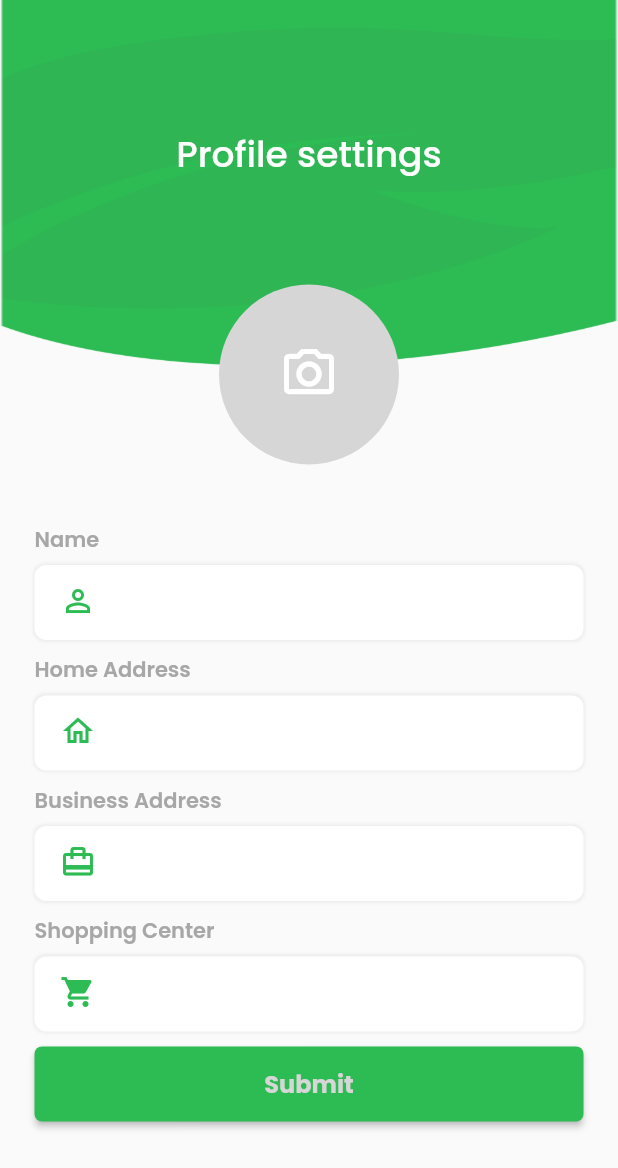
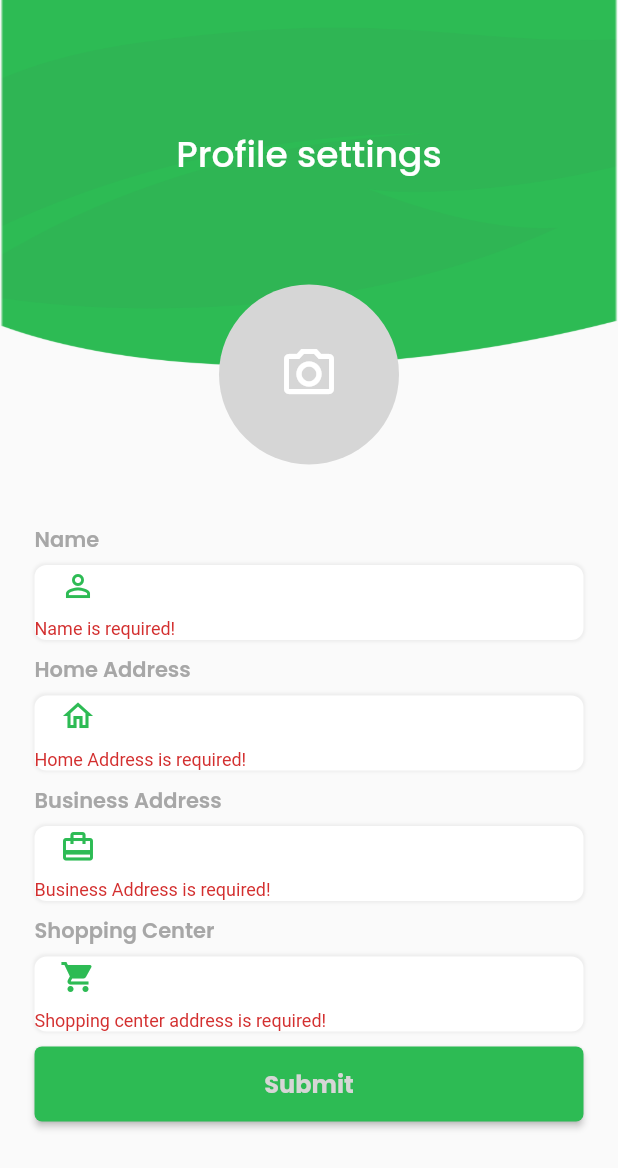
Before and after one commit to ZainMughal329/Green-Taxi-, a Flutter app: the ProfileScreen screen opened by its route, after a tap on "Submit", on a phone screen of 412 x 824 dp. Shown: the top 1168 px of the screen. Run offline on Flutter 3.47's test engine with Material 2 defaults, Android fonts, the phone set to English and light mode, and no system bars; our stand-ins replace cloud_firestore, firebase_auth, firebase_core, firebase_storage, flutter_screenutil, flutter_svg and 4 more; missing offline and left inert: fl_country_code_picker; accounts and stored records are empty.

Commit message:
Do form validation.

```diff
--- a/lib/screens/profile/controller.dart
+++ b/lib/screens/profile/controller.dart
@@ -81,7 +81,7 @@ class ProfileController extends GetxController {
     );
   }
 
-  uploadImage(File image) async {
+  uploadImage(File img) async {
     String userProfileImage = '';
     firebase_storage.Reference storageRef = firebase_storage
         .FirebaseStorage.instance
@@ -96,29 +96,6 @@ class ProfileController extends GetxController {
       print('Download url is : ' + value.toString());
     });
     return userProfileImage;
-  }
-  storeUserInfo(String name,String home ,String business,String shop) async {
-    print('object');
-    setLoading(true);
-    String url = await uploadImage(File(image!.path).absolute);
-    print('url is : ' + url.toString());
-    String uid = FirebaseAuth.instance.currentUser!.uid.toString();
-    print('object11');
-    FirebaseFirestore.instance.collection('users').doc(uid).set({
-      'image': url,
-      'name': state.nameController.value.text,
-      'home_address': state.homeController.value.text,
-      'business_address': state.businessController.value.text,
-      'shopping_address': state.shopController.value.text,
-    }).then((value) {
-      print('object1122');
-      state.nameController.value.clear();
-      state.businessController.value.clear();
-      state.homeController.value.clear();
-      state.shopController.value.clear();
-      Get.toNamed(RoutesNames.HomeScreen);
-      setLoading(false);
-    });
   }
   showUserInfo() async {
     print('object');
--- a/lib/screens/profile/profile_view.dart
+++ b/lib/screens/profile/profile_view.dart
@@ -1,3 +1,5 @@
+import 'dart:io';
+
 import 'package:flutter/material.dart';
 import 'package:get/get.dart';
 import 'package:google_fonts/google_fonts.dart';
@@ -6,14 +8,13 @@ import 'package:green_taxi/screens/profile/state.dart';
 import 'package:green_taxi/utilities/utils/app_colors.dart';
 import '../../utilities/widgets/green_intro_widget_without_logo.dart';
 
-class ProfileScreen extends StatefulWidget {
-  const ProfileScreen({Key? key}) : super(key: key);
-  @override
-  State<ProfileScreen> createState() => _ProfileScreenState();
-}
+class ProfileScreen extends GetView<ProfileController> {
+  ProfileScreen({Key? key}) : super(key: key);
 
-class _ProfileScreenState extends State<ProfileScreen> {
-  ProfileController profileController = Get.put(ProfileController());
+  // ProfileController profileController = Get.put(ProfileController());
+
+  GlobalKey<FormState> formKey = GlobalKey<FormState>();
+
   @override
   Widget build(BuildContext context) {
     return Scaffold(
@@ -29,17 +30,43 @@ class _ProfileScreenState extends State<ProfileScreen> {
                   greenIntroWidgetWithOutLogo(),
                   Align(
                     alignment: Alignment.bottomCenter,
-                  child: Container(
+                    child: GetBuilder<ProfileController>(builder: (con) {
+                      return GestureDetector(
+                        onTap: () {
+                          // con.getImage(ImageSource.camera);
+                          con.showImage(context);
+                        },
+                        child: con.image == null
+                            ? Container(
                                 width: 120,
                                 height: 120,
                                 margin: EdgeInsets.only(bottom: 20),
                                 decoration: BoxDecoration(
-                        shape: BoxShape.circle, color: Color(0xffD6D6D6)),
+                                    shape: BoxShape.circle,
+                                    color: Color(0xffD6D6D6)),
                                 child: Center(
                                   child: Icon(Icons.camera_alt_outlined,
                                       size: 40, color: Colors.white),
                                 ),
+                              )
+                            : Container(
+                                width: 120,
+                                height: 120,
+                                margin: EdgeInsets.only(bottom: 20),
+                                decoration: BoxDecoration(
+                                  shape: BoxShape.circle,
+                                  color: Color(0xffD6D6D6),
                                 ),
+                                child: ClipRRect(
+                                  borderRadius: BorderRadius.circular(100),
+                                  child: Image.file(
+                                    File(con.image!.path).absolute,
+                                    fit: BoxFit.cover,
+                                  ),
+                                ),
+                              ),
+                      );
+                    }),
                   )
                 ],
               ),
@@ -49,55 +76,96 @@ class _ProfileScreenState extends State<ProfileScreen> {
             ),
             Container(
               padding: EdgeInsets.symmetric(horizontal: 23),
-            child: Column(children: [
-              TextFormField('Name', Icons.person_outline,
-                  ProfileState().nameController.value),
+              child: Form(
+                key: formKey,
+                child: Column(
+                  children: [
+                    ReusedTextFormField(
+                        'Name',
+                        Icons.person_outline,
+                        TextInputAction.next,
+                        controller.state.nameController.value, (String? input) {
+                      if(input!.isEmpty){
+                        return 'Name is required!';
+                      }
+
+                      if(input.length < 3) {
+                        return 'Length must be greater then 3!';
+                      }
+                      return null;
+                    },),
                     SizedBox(
                       height: 10,
                     ),
-              TextFormField('Home Address', Icons.home_outlined,
-                  ProfileState().homeController.value),
+                    ReusedTextFormField(
+                        'Home Address',
+                        Icons.home_outlined,
+                        TextInputAction.next,
+                        controller.state.homeController.value , (String? input) {
+                          if(input!.isEmpty){
+                            return 'Home Address is required!';
+                          }
+                          return null;
+                    },) ,
                     SizedBox(
                       height: 10,
                     ),
-              TextFormField('Business Address', Icons.card_travel,
-                  ProfileState().businessController.value),
+                    ReusedTextFormField(
+                        'Business Address',
+                        Icons.card_travel,
+                        TextInputAction.next,
+                        controller.state.businessController.value, (String? input) {
+                      if(input!.isEmpty){
+                        return 'Business Address is required!';
+                      }
+                      return null;
+                    },),
                     SizedBox(
                       height: 10,
                     ),
-              TextFormField('Shopping Center', Icons.shopping_cart,
-                  ProfileState().shopController.value),
+                    ReusedTextFormField(
+                        'Shopping Center',
+                        Icons.shopping_cart,
+                        TextInputAction.done,
+                        controller.state.shopController.value, (String? input) {
+                      if(input!.isEmpty){
+                        return 'Shopping center address is required!';
+                      }
+                      return null;
+                    },),
                     SizedBox(
                       height: 10,
                     ),
 
-              Obx(()=>
-              ProfileState().isLoading.value
-                  ? Center(child: CircularProgressIndicator())
-                  : greenButton('Submit', Function, () {
-                // if(selectedImage==null){
-                //   Get.snackbar('Warning', 'Plese add your image');
-                //   return ;
-                // }
-                ProfileState().isLoading(true);
-                ProfileController()
-                    .storeUserInfo(
-                  //selectedImage!,
-                    ProfileState().shopController.value.text,
-                    ProfileState().businessController.value.text,
-                    ProfileState().businessController.value.text,
-                    ProfileState().nameController.value.text)
-                    .value;
-              })
+                    greenButton(
+                              'Submit',
+                              Function,
+                              () {
+                                if(!formKey.currentState!.validate()) {
+                                  return null;
+                                }
+                                if(controller.image == null) {
+                                  Get.snackbar('Error', 'Image is required');
+                                  return;
+                                }
+                                controller.showUserInfo();
+
+                              },
                             ),
-            ]),
-          )
-        ])));
+
+                  ],
+                ),
+              ),
+            ),
+          ],
+        ),
+      ),
+    );
   }
 }
 
-TextFormField(
-    String tittle, IconData iconData, TextEditingController controller) {
+ReusedTextFormField(String tittle, IconData iconData, TextInputAction action,
+    TextEditingController controller, Function validator)  {
   return Column(
     crossAxisAlignment: CrossAxisAlignment.start,
     children: [
@@ -123,7 +191,12 @@ TextFormField(
                   blurRadius: 1)
             ],
             borderRadius: BorderRadius.circular(8)),
-        child: TextField(
+        child: TextFormField(
+          validator: (String? input) {
+            return validator(input);
+          },
+          controller: controller,
+          textInputAction: action,
           style: GoogleFonts.poppins(
               fontSize: 14,
               fontWeight: FontWeight.w600,
@@ -152,9 +225,8 @@ Widget greenButton(String tittle, Function, onPrssed) {
     child: Text(
       tittle,
       style: GoogleFonts.poppins(
-            fontSize: 16,
-            fontWeight: FontWeight.bold,
-            color: Color(0xffD6D6D6)),
+          fontSize: 16, fontWeight: FontWeight.bold, color: Color(0xffD6D6D6)),
     ),
-      onPressed: () => onPrssed);
+    onPressed: () => onPrssed(),
+  );
 }
```
Lines whose indentation alone changed are shown as unchanged.
